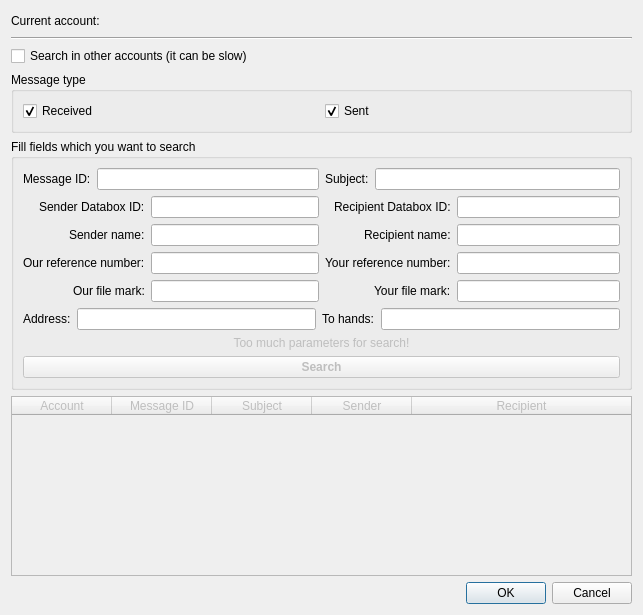
The window that src/gui/ui/dlg_msg_search.ui (psakar/datovka) describes before a commit, drawn with Qt 5.
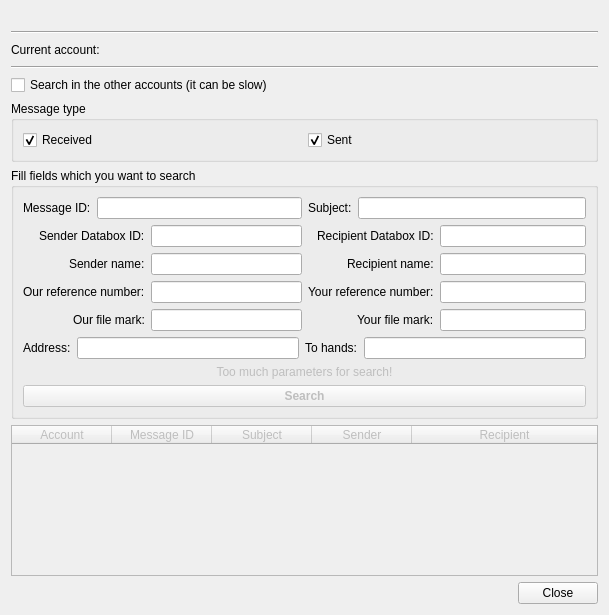
The same window after the commit. Icons and pictures are not drawn.

Commit message: Final implementation of advanced search message (issue #43)

```diff
--- a/src/gui/ui/dlg_msg_search.ui
+++ b/src/gui/ui/dlg_msg_search.ui
@@ -6,7 +6,7 @@
    <rect>
     <x>0</x>
     <y>0</y>
-    <width>643</width>
+    <width>609</width>
     <height>615</height>
    </rect>
   </property>
@@ -14,6 +14,26 @@
    <string>Advance message search</string>
   </property>
   <layout class="QVBoxLayout" name="verticalLayout">
+   <item>
+    <widget class="QLabel" name="infoTextLabel">
+     <property name="text">
+      <string notr="true"/>
+     </property>
+     <property name="alignment">
+      <set>Qt::AlignJustify|Qt::AlignVCenter</set>
+     </property>
+     <property name="wordWrap">
+      <bool>true</bool>
+     </property>
+    </widget>
+   </item>
+   <item>
+    <widget class="Line" name="line_2">
+     <property name="orientation">
+      <enum>Qt::Horizontal</enum>
+     </property>
+    </widget>
+   </item>
    <item>
     <layout class="QHBoxLayout" name="h0">
      <item>
@@ -61,7 +81,7 @@
    <item>
     <widget class="QCheckBox" name="searchAllAcntCheckBox">
      <property name="text">
-      <string>Search in other accounts (it can be slow)</string>
+      <string>Search in the other accounts (it can be slow)</string>
      </property>
     </widget>
    </item>
@@ -381,7 +401,7 @@
       <enum>Qt::Horizontal</enum>
      </property>
      <property name="standardButtons">
-      <set>QDialogButtonBox::Cancel|QDialogButtonBox::Ok</set>
+      <set>QDialogButtonBox::Close</set>
      </property>
     </widget>
    </item>
```
The commit also changes 3 other files.
